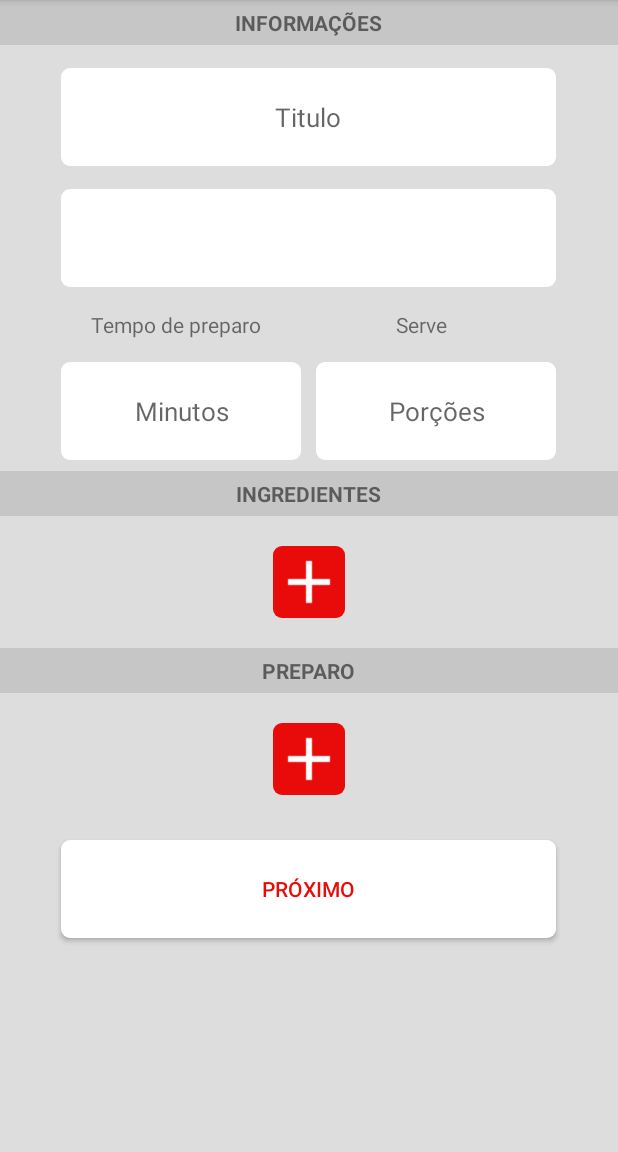
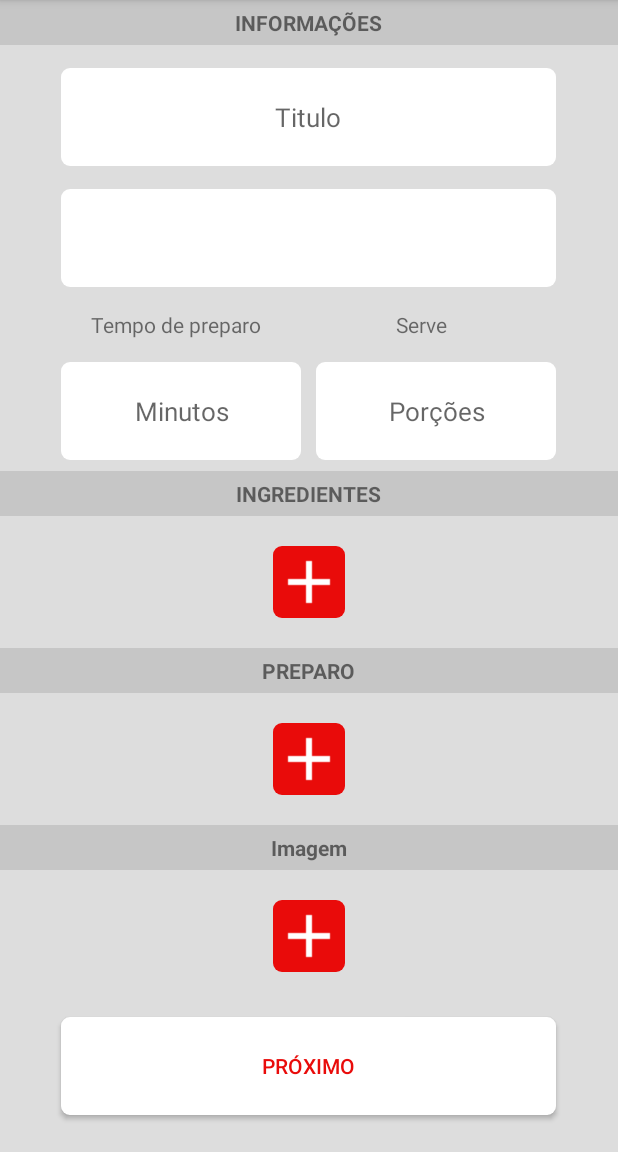
Before and after one commit to piresflp/Tasty, an Android app: the AdicionarReceita screen opened directly, with no data from a screen before it, on a phone screen of 412 x 824 dp, the part 84-1236 px from its top. Run offline under Robolectric (Android 15) with nearby library versions, the phone set to English and light mode, and no system bars; 4 statements that could not run were skipped.

Commit message:
Add files via upload

```diff
--- a/Android/Tasty/app/src/main/res/layout/activity_add_receita.xml
+++ b/Android/Tasty/app/src/main/res/layout/activity_add_receita.xml
@@ -201,6 +201,36 @@
                     android:backgroundTint="#e90b0a"/>
             </LinearLayout>
 
+            <LinearLayout
+                android:layout_width="match_parent"
+                android:layout_height="wrap_content"
+                android:background="#C6C6C6"
+                android:orientation="vertical">
+
+                <TextView
+                    android:layout_width="wrap_content"
+                    android:layout_height="wrap_content"
+                    android:text="Imagem"
+                    android:layout_gravity="center"
+                    android:layout_margin="5dp"
+                    android:textStyle="bold"/>
+            </LinearLayout>
+
+            <LinearLayout
+                android:layout_width="wrap_content"
+                android:layout_height="wrap_content"
+                android:orientation="vertical"
+                android:layout_gravity="center">
+                <ImageButton
+                    android:id="@+id/btnAddImage"
+                    android:layout_width="wrap_content"
+                    android:layout_height="wrap_content"
+                    android:layout_margin="20dp"
+                    android:src="@drawable/baseline_add_white_24dp"
+                    android:background="@drawable/rounded_corners2"
+                    android:backgroundTint="#e90b0a"/>
+            </LinearLayout>
+
             <Button
                 android:id="@+id/btnAddReceita"
                 android:layout_width="330dp"
@@ -214,5 +244,7 @@
 
         </LinearLayout>
 
+
+
     </androidx.core.widget.NestedScrollView>
 </androidx.coordinatorlayout.widget.CoordinatorLayout>
```
